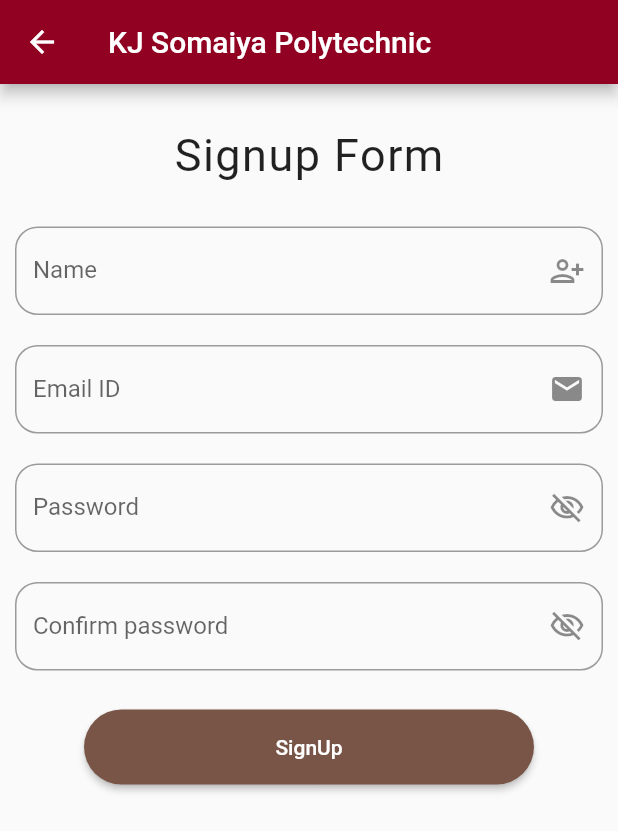
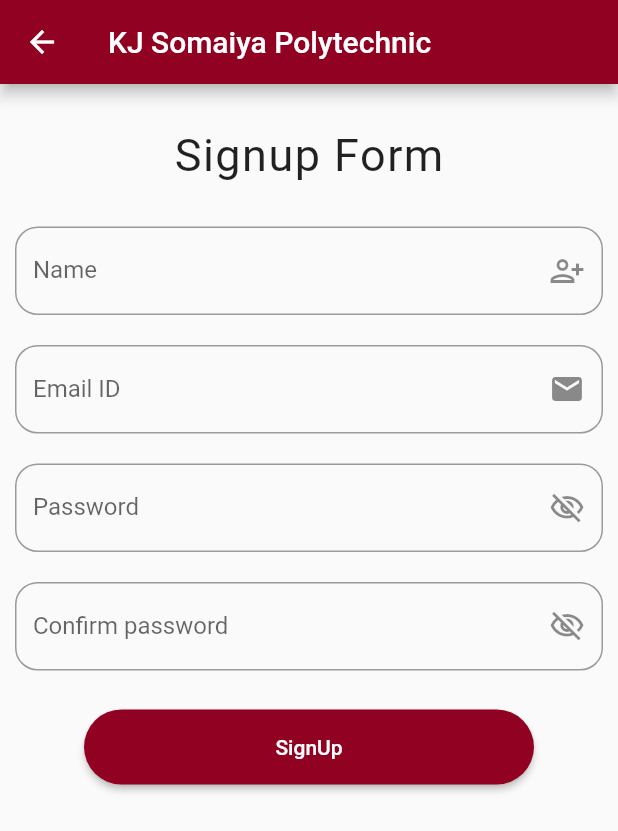
Before and after one commit to jay-salunke/admissionrelatedportfolio, a Flutter app: the SignupPage screen opened by its route, on a phone screen of 412 x 824 dp. Shown: the top 831 px of the screen. Run offline on Flutter 3.47's test engine with Material 2 defaults, Android fonts, the phone set to English and light mode, and no system bars; drawn by our look-alikes of rounded_loading_button; our stand-ins replace cloud_firestore, dio, firebase_auth, firebase_core, firebase_storage, flash and 1 more; missing offline and left inert: flutter_downloader; accounts and stored records are empty.

Commit message:
change the color of signup rounded button into main color

```diff
--- a/lib/Pages/signUp.dart
+++ b/lib/Pages/signUp.dart
@@ -206,7 +206,7 @@ class _SignupPageState extends State<SignupPage> {
                   height: 16,
                 ),
                 RoundedLoadingButton(
-                    color: Colors.brown,
+                    color: Color(mainColor),
                     child:
                         Text('SignUp', style: TextStyle(color: Colors.white)),
                     controller: _btnController,
```
